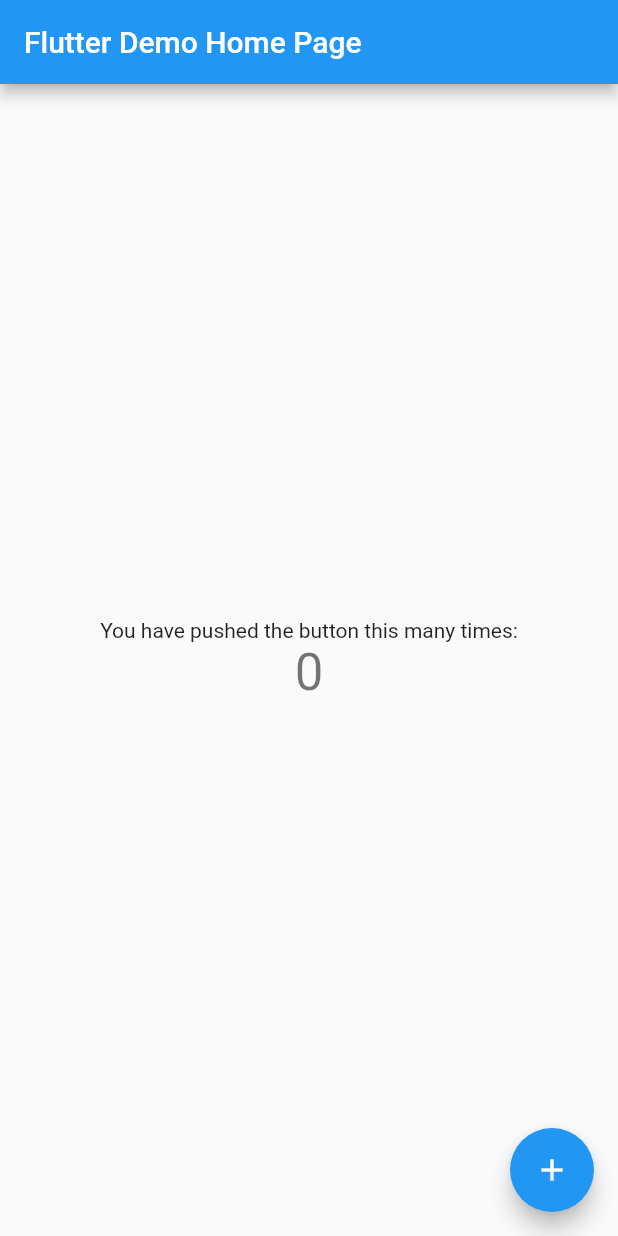
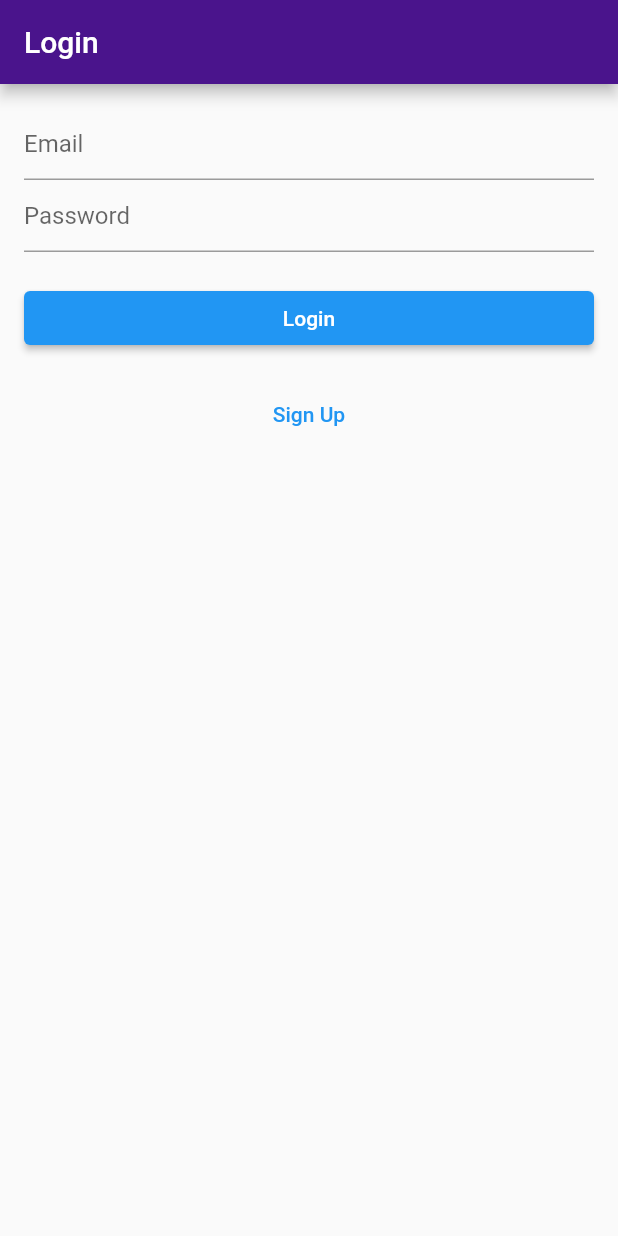
Before and after one commit to transportersssc/transporters-android, a Flutter app: the screen it shows after launch, on a phone screen of 412 x 824 dp. Run offline on Flutter 3.47's test engine with Material 2 defaults, Android fonts, the phone set to English and light mode, and no system bars.

Commit message:
Signup First Screen Finish

```diff
--- /dev/null
+++ b/transporters_android/lib/helpers/form_validation.dart
@@ -0,0 +1,75 @@
+class FormValidation {
+  String? firstName;
+  String? lastName;
+  String? dateofBirth;
+  String? phone;
+  String? email;
+  String? username;
+  String? password;
+  String? confirmPassword;
+  String? error;
+
+  FormValidation(
+      {this.firstName,
+      this.lastName,
+      this.dateofBirth,
+      this.phone,
+      this.email,
+      this.username,
+      this.password,
+      this.confirmPassword,
+      this.error});
+
+  bool validateSignup() {
+    RegExp emailRegEx = RegExp(
+        r"^[a-zA-Z0-9.a-zA-Z0-9.!#$%&'*+-/=?^_`{|}~]+@[a-zA-Z0-9]+\.[a-zA-Z]+");
+    RegExp passwordRegEx =
+        RegExp(r'^(?=.*?[A-Z])(?=.*?[a-z])(?=.*?[0-9])(?=.*?[!@#\$&*~]).{8,}$');
+
+    if (email!.isEmpty) {
+      error = "Email is empty";
+      return false;
+    }
+
+    if (password!.isEmpty) {
+      error = "Password is empty";
+      return false;
+    }
+
+    if (firstName!.isEmpty) {
+      error = "First Name is empty";
+      return false;
+    }
+
+    if (lastName!.isEmpty) {
+      error = "Last Name is empty";
+      return false;
+    }
+
+    if (confirmPassword!.isEmpty) {
+      error = "Confirm Password is empty";
+      return false;
+    }
+
+    bool validEmail = emailRegEx.hasMatch(email!);
+    bool validPassword = passwordRegEx.hasMatch(password!);
+    bool matchingPassword = password == confirmPassword;
+
+    if (!validEmail) {
+      error = "Incorrect Email";
+      return false;
+    }
+
+    if (!validPassword) {
+      error = "Incorrect Password";
+      return false;
+    }
+
+    if (!matchingPassword) {
+      error = "Passwords do not match";
+      return false;
+    }
+
+    return true;
+  }
+}
--- /dev/null
+++ b/transporters_android/lib/login.dart
@@ -0,0 +1,63 @@
+import 'package:flutter/material.dart';
+import 'package:transporters_android/signup.dart';
+
+class LoginPage extends StatefulWidget {
+  const LoginPage({super.key});
+
+  @override
+  State<LoginPage> createState() => _LoginPageState();
+}
+
+class _LoginPageState extends State<LoginPage> {
+  @override
+  Widget build(BuildContext context) {
+    return Scaffold(
+      appBar: AppBar(
+        title: const Text('Login'),
+        automaticallyImplyLeading: false,
+      ),
+      body: Column(
+        children: [
+          Padding(
+            padding: const EdgeInsets.all(16.0),
+            child: Column(
+              children: [
+                TextFormField(
+                  decoration: const InputDecoration(
+                    hintText: 'Email',
+                  ),
+                ),
+                TextFormField(
+                  obscureText: true,
+                  decoration: const InputDecoration(
+                    hintText: 'Password',
+                  ),
+                ),
+                const SizedBox(
+                  height: 20.0,
+                ),
+                SizedBox(
+                  width: double.infinity,
+                  child: ElevatedButton(
+                    onPressed: () {},
+                    child: const Text('Login'),
+                  ),
+                ),
+              ],
+            ),
+          ),
+          TextButton(
+            onPressed: () {
+              Navigator.of(context).push(
+                MaterialPageRoute(
+                  builder: (context) => const SignUpPage(),
+                ),
+              );
+            },
+            child: const Text('Sign Up'),
+          ),
+        ],
+      ),
+    );
+  }
+}
--- a/transporters_android/lib/main.dart
+++ b/transporters_android/lib/main.dart
@@ -1,4 +1,5 @@
 import 'package:flutter/material.dart';
+import 'package:transporters_android/login.dart';
 
 void main() {
   runApp(const MyApp());
@@ -7,109 +8,17 @@ void main() {
 class MyApp extends StatelessWidget {
   const MyApp({super.key});
 
-  // This widget is the root of your application.
   @override
   Widget build(BuildContext context) {
     return MaterialApp(
       title: 'Flutter Demo',
       theme: ThemeData(
-        // This is the theme of your application.
-        //
-        // Try running your application with "flutter run". You'll see the
-        // application has a blue toolbar. Then, without quitting the app, try
-        // changing the primarySwatch below to Colors.green and then invoke
-        // "hot reload" (press "r" in the console where you ran "flutter run",
-        // or simply save your changes to "hot reload" in a Flutter IDE).
-        // Notice that the counter didn't reset back to zero; the application
-        // is not restarted.
-        primarySwatch: Colors.blue,
+        appBarTheme: AppBarTheme(
+          color: Colors.purple[900],
+        ),
       ),
-      home: const MyHomePage(title: 'Flutter Demo Home Page'),
+      debugShowCheckedModeBanner: false,
+      home: LoginPage(),
     );
   }
 }
-
-class MyHomePage extends StatefulWidget {
-  const MyHomePage({super.key, required this.title});
-
-  // This widget is the home page of your application. It is stateful, meaning
-  // that it has a State object (defined below) that contains fields that affect
-  // how it looks.
-
-  // This class is the configuration for the state. It holds the values (in this
-  // case the title) provided by the parent (in this case the App widget) and
-  // used by the build method of the State. Fields in a Widget subclass are
-  // always marked "final".
-
-  final String title;
-
-  @override
-  State<MyHomePage> createState() => _MyHomePageState();
-}
-
-class _MyHomePageState extends State<MyHomePage> {
-  int _counter = 0;
-
-  void _incrementCounter() {
-    setState(() {
-      // This call to setState tells the Flutter framework that something has
-      // changed in this State, which causes it to rerun the build method below
-      // so that the display can reflect the updated values. If we changed
-      // _counter without calling setState(), then the build method would not be
-      // called again, and so nothing would appear to happen.
-      _counter++;
-    });
-  }
-
-  @override
-  Widget build(BuildContext context) {
-    // This method is rerun every time setState is called, for instance as done
-    // by the _incrementCounter method above.
-    //
-    // The Flutter framework has been optimized to make rerunning build methods
-    // fast, so that you can just rebuild anything that needs updating rather
-    // than having to individually change instances of widgets.
-    return Scaffold(
-      appBar: AppBar(
-        // Here we take the value from the MyHomePage object that was created by
-        // the App.build method, and use it to set our appbar title.
-        title: Text(widget.title),
-      ),
-      body: Center(
-        // Center is a layout widget. It takes a single child and positions it
-        // in the middle of the parent.
-        child: Column(
-          // Column is also a layout widget. It takes a list of children and
-          // arranges them vertically. By default, it sizes itself to fit its
-          // children horizontally, and tries to be as tall as its parent.
-          //
-          // Invoke "debug painting" (press "p" in the console, choose the
-          // "Toggle Debug Paint" action from the Flutter Inspector in Android
-          // Studio, or the "Toggle Debug Paint" command in Visual Studio Code)
-          // to see the wireframe for each widget.
-          //
-          // Column has various properties to control how it sizes itself and
-          // how it positions its children. Here we use mainAxisAlignment to
-          // center the children vertically; the main axis here is the vertical
-          // axis because Columns are vertical (the cross axis would be
-          // horizontal).
-          mainAxisAlignment: MainAxisAlignment.center,
-          children: <Widget>[
-            const Text(
-              'You have pushed the button this many times:',
-            ),
-            Text(
-              '$_counter',
-              style: Theme.of(context).textTheme.headlineMedium,
-            ),
-          ],
-        ),
-      ),
-      floatingActionButton: FloatingActionButton(
-        onPressed: _incrementCounter,
-        tooltip: 'Increment',
-        child: const Icon(Icons.add),
-      ), // This trailing comma makes auto-formatting nicer for build methods.
-    );
-  }
-}
--- /dev/null
+++ b/transporters_android/lib/models/user.dart
@@ -0,0 +1,17 @@
+class User {
+  String? firstName;
+  String? lastName;
+  String? dateofBirth;
+  String? phone;
+  String? email;
+  String? username;
+  String? password;
+
+  User(this.firstName, this.lastName, this.email, this.username, this.password,
+      this.dateofBirth, this.phone);
+
+  User getUserData() {
+    return User(
+        firstName, lastName, email, username, password, dateofBirth, phone);
+  }
+}
--- a/transporters_android/pubspec.yaml
+++ b/transporters_android/pubspec.yaml
@@ -35,6 +35,7 @@ dependencies:
   # The following adds the Cupertino Icons font to your application.
   # Use with the CupertinoIcons class for iOS style icons.
   cupertino_icons: ^1.0.2
+  email_validator: ^2.1.17
 
 dev_dependencies:
   flutter_test:
```
Also changed, not shown: transporters_android/lib/additional_details.dart (added, +82 -0 lines), transporters_android/lib/home_page.dart (added, +18 -0 lines), transporters_android/lib/signup.dart (added, +158 -0 lines), transporters_android/analysis_options.yaml (line endings or trailing spaces), transporters_android/pubspec.lock, 78 other files.
